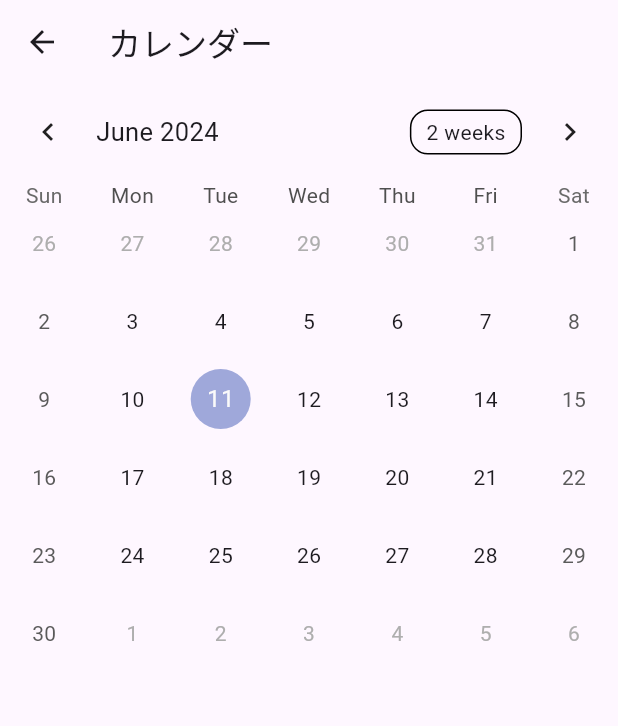
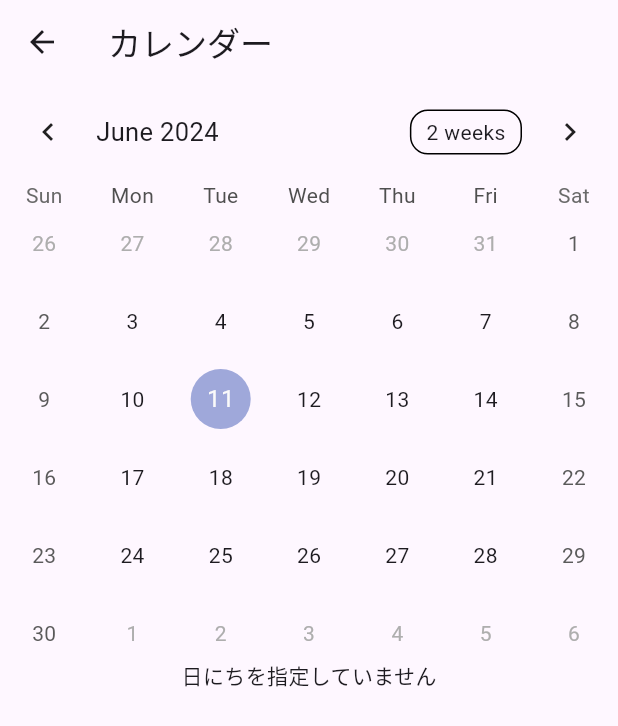
Before and after one commit to BeEngineer-Organization/todo_app_v2, a Flutter app: the CalendarPage screen opened by its route, on a phone screen of 412 x 824 dp. Shown: the top 726 px of the screen. Run offline on Flutter 3.47's test engine with Material 3 defaults, Android fonts, the phone set to English and light mode, and no system bars; drawn by our look-alikes of table_calendar; our stand-ins replace flutter_riverpod, sqflite; accounts and stored records are empty.

Commit message:
calendarの追加

```diff
--- a/lib/calendar.dart
+++ b/lib/calendar.dart
@@ -1,6 +1,8 @@
 import 'package:flutter/material.dart';
 import 'package:flutter_riverpod/flutter_riverpod.dart';
 import 'package:table_calendar/table_calendar.dart';
+import 'providers_db.dart';
+import 'todo_db.dart';
 
 class CalendarPage extends ConsumerStatefulWidget {
   const CalendarPage({super.key});
@@ -9,15 +11,72 @@ class CalendarPage extends ConsumerStatefulWidget {
 }
 
 class _CalendarPageState extends ConsumerState<CalendarPage> {
+  DateTime _focusedDay = DateTime.now();
+  DateTime? _selectedDay;
+  String? stringSelectedDay;
+
   @override
   Widget build(BuildContext context) {
+    final asyncValue = ref.watch(todoProvider);
     return Scaffold(
-      appBar: AppBar(title: const Text('カレンダー')),
-      body: TableCalendar(
-        firstDay: DateTime.utc(2010, 1, 1),
-        lastDay: DateTime.utc(2030, 1, 1),
-        focusedDay: DateTime.now(),
-      ),
-    );
+        appBar: AppBar(title: const Text('カレンダー')),
+        body: asyncValue.when(
+          data: (database) {
+            return Column(
+              children: [
+                Expanded(
+                  child: TableCalendar(
+                      firstDay: DateTime.utc(2010, 10, 16),
+                      lastDay: DateTime.utc(2030, 10, 16),
+                      focusedDay: _focusedDay,
+                      selectedDayPredicate: (day) {
+                        return isSameDay(_selectedDay, day);
+                      },
+                      onDaySelected: (selectedDay, focusedDay) {
+                        setState(() {
+                          _selectedDay = selectedDay;
+                          _focusedDay = focusedDay;
+                        });
+                      }),
+                ),
+                Expanded(
+                  child: FutureBuilder<List<TodoItem>>(
+                      future: database.getTodoItems(),
+                      builder: (context, snapshot) {
+                        if (snapshot.connectionState ==
+                            ConnectionState.waiting) {
+                          return const CircularProgressIndicator();
+                        } else if (snapshot.hasError) {
+                          return Text('${snapshot.error}');
+                        } else {
+                          final todoItems = snapshot.data ?? [];
+                          if (_selectedDay != null) {
+                            return ListView.builder(
+                                itemCount: todoItems.length,
+                                itemBuilder: (context, index) {
+                                  stringSelectedDay = _selectedDay!
+                                      .toIso8601String()
+                                      .substring(0, 10);
+                                  if (stringSelectedDay ==
+                                      todoItems[index].deadline) {
+                                    return ListTile(
+                                        title: Text(
+                                            '${todoItems[index].id} ${todoItems[index].title}'));
+                                  } else {
+                                    return const SizedBox.shrink();
+                                  }
+                                });
+                          } else {
+                            return const Text("日にちを指定していません");
+                          }
+                        }
+                      }),
+                )
+              ],
+            );
+          },
+          error: (err, stack) => const Text('Error'),
+          loading: () => const Center(child: CircularProgressIndicator()),
+        ));
   }
 }
```
